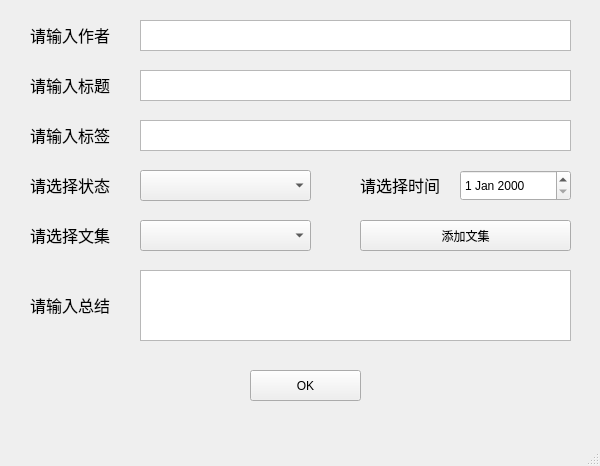
This is GitblogPostmark/gitblogpostmark.ui in liyu34/GitblogPostmark as Qt 5 draws it before an edit. The edited form follows.
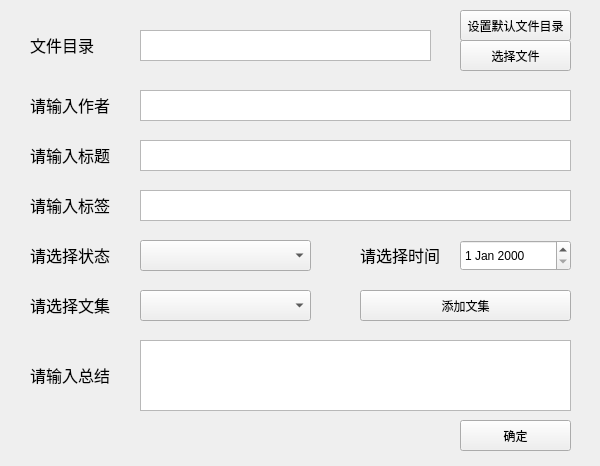
This is the edited form. Custom widgets are drawn as their Qt base class.

Commit message: I added default file name.

Patch:
```diff
--- a/GitblogPostmark/gitblogpostmark.ui
+++ b/GitblogPostmark/gitblogpostmark.ui
@@ -18,7 +18,7 @@
     <property name="geometry">
      <rect>
       <x>140</x>
-      <y>20</y>
+      <y>90</y>
       <width>431</width>
       <height>31</height>
      </rect>
@@ -28,7 +28,7 @@
     <property name="geometry">
      <rect>
       <x>140</x>
-      <y>70</y>
+      <y>140</y>
       <width>431</width>
       <height>31</height>
      </rect>
@@ -38,7 +38,7 @@
     <property name="geometry">
      <rect>
       <x>140</x>
-      <y>120</y>
+      <y>190</y>
       <width>431</width>
       <height>31</height>
      </rect>
@@ -48,7 +48,7 @@
     <property name="geometry">
      <rect>
       <x>140</x>
-      <y>270</y>
+      <y>340</y>
       <width>431</width>
       <height>71</height>
      </rect>
@@ -58,7 +58,7 @@
     <property name="geometry">
      <rect>
       <x>140</x>
-      <y>170</y>
+      <y>240</y>
       <width>171</width>
       <height>31</height>
      </rect>
@@ -68,7 +68,7 @@
     <property name="geometry">
      <rect>
       <x>140</x>
-      <y>220</y>
+      <y>290</y>
       <width>171</width>
       <height>31</height>
      </rect>
@@ -78,7 +78,7 @@
     <property name="geometry">
      <rect>
       <x>30</x>
-      <y>20</y>
+      <y>90</y>
       <width>91</width>
       <height>31</height>
      </rect>
@@ -91,7 +91,7 @@
     <property name="geometry">
      <rect>
       <x>30</x>
-      <y>70</y>
+      <y>140</y>
       <width>91</width>
       <height>31</height>
      </rect>
@@ -104,7 +104,7 @@
     <property name="geometry">
      <rect>
       <x>30</x>
-      <y>120</y>
+      <y>190</y>
       <width>91</width>
       <height>31</height>
      </rect>
@@ -117,7 +117,7 @@
     <property name="geometry">
      <rect>
       <x>30</x>
-      <y>170</y>
+      <y>240</y>
       <width>91</width>
       <height>31</height>
      </rect>
@@ -130,7 +130,7 @@
     <property name="geometry">
      <rect>
       <x>30</x>
-      <y>220</y>
+      <y>290</y>
       <width>91</width>
       <height>31</height>
      </rect>
@@ -143,7 +143,7 @@
     <property name="geometry">
      <rect>
       <x>30</x>
-      <y>290</y>
+      <y>360</y>
       <width>91</width>
       <height>31</height>
      </rect>
@@ -156,7 +156,7 @@
     <property name="geometry">
      <rect>
       <x>360</x>
-      <y>170</y>
+      <y>240</y>
       <width>91</width>
       <height>31</height>
      </rect>
@@ -169,7 +169,7 @@
     <property name="geometry">
      <rect>
       <x>460</x>
-      <y>170</y>
+      <y>240</y>
       <width>111</width>
       <height>31</height>
      </rect>
@@ -179,7 +179,7 @@
     <property name="geometry">
      <rect>
       <x>360</x>
-      <y>220</y>
+      <y>290</y>
       <width>211</width>
       <height>31</height>
      </rect>
@@ -191,28 +191,66 @@
    <widget class="QPushButton" name="OkButton">
     <property name="geometry">
      <rect>
-      <x>250</x>
-      <y>370</y>
+      <x>460</x>
+      <y>420</y>
       <width>111</width>
       <height>31</height>
      </rect>
     </property>
     <property name="text">
-     <string>OK</string>
+     <string>确定</string>
     </property>
    </widget>
+   <widget class="QTextBrowser" name="filePathBrowser">
+    <property name="geometry">
+     <rect>
+      <x>140</x>
+      <y>30</y>
+      <width>291</width>
+      <height>31</height>
+     </rect>
+    </property>
+   </widget>
+   <widget class="QPushButton" name="choseFileButton">
+    <property name="geometry">
+     <rect>
+      <x>460</x>
+      <y>40</y>
+      <width>111</width>
+      <height>31</height>
+     </rect>
+    </property>
+    <property name="text">
+     <string>选择文件</string>
+    </property>
+   </widget>
+   <widget class="QLabel" name="label_8">
+    <property name="geometry">
+     <rect>
+      <x>30</x>
+      <y>30</y>
+      <width>91</width>
+      <height>31</height>
+     </rect>
+    </property>
+    <property name="text">
+     <string>&lt;html&gt;&lt;head/&gt;&lt;body&gt;&lt;p&gt;&lt;span style=&quot; font-size:12pt;&quot;&gt;文件目录&lt;/span&gt;&lt;/p&gt;&lt;/body&gt;&lt;/html&gt;</string>
+    </property>
+   </widget>
+   <widget class="QPushButton" name="setDefaultDir">
+    <property name="geometry">
+     <rect>
+      <x>460</x>
+      <y>10</y>
+      <width>111</width>
+      <height>31</height>
+     </rect>
+    </property>
+    <property name="text">
+     <string>设置默认文件目录</string>
+    </property>
+   </widget>
   </widget>
-  <widget class="QMenuBar" name="menuBar">
-   <property name="geometry">
-    <rect>
-     <x>0</x>
-     <y>0</y>
-     <width>600</width>
-     <height>23</height>
-    </rect>
-   </property>
-  </widget>
-  <widget class="QStatusBar" name="statusBar"/>
  </widget>
  <layoutdefault spacing="6" margin="11"/>
  <customwidgets>
```
The commit also changes 14 other files.
